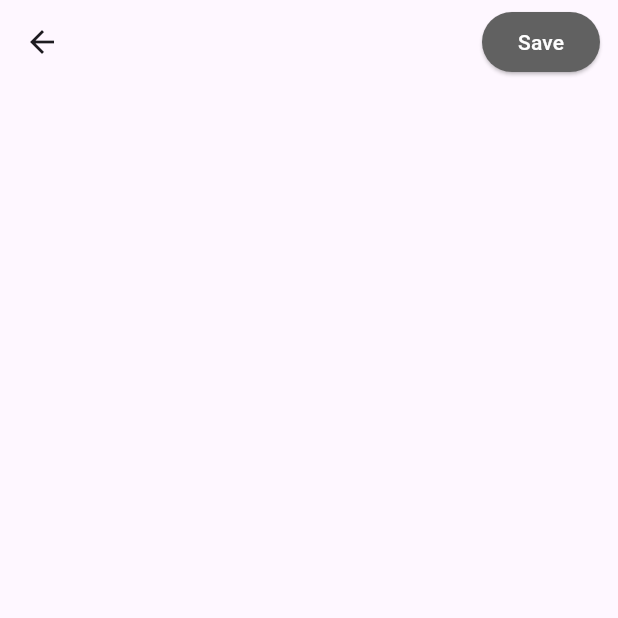
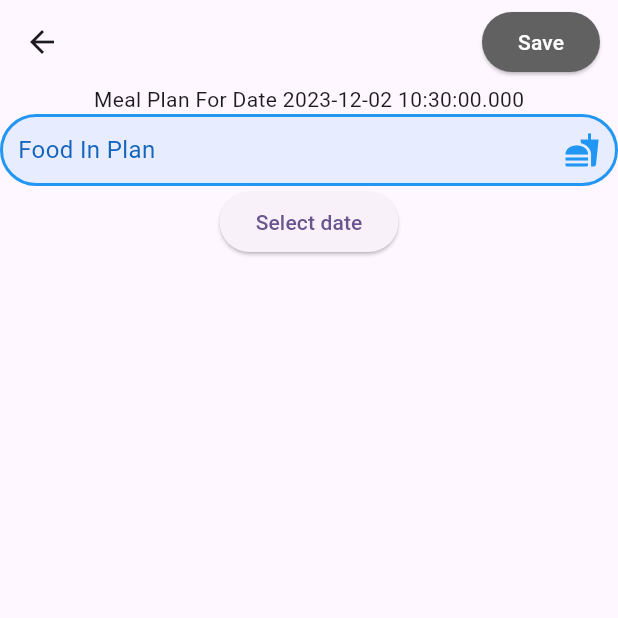
Before and after one commit to DanielKamel2001/Flutter-Calorie-Calculator, a Flutter app: the screen it shows after launch, after a tap on the "add" icon, on a phone screen of 412 x 824 dp, the top half of it. Run offline on Flutter 3.47's test engine with Material 3 defaults, Android fonts, the phone set to English and light mode, and no system bars; drawn by our look-alikes of multi_select_flutter; our stand-ins replace sqflite; accounts and stored records are empty.

Commit message:
Correctly add meal plans and display them on the home screen

```diff
--- a/lib/AddMealPlansPage.dart
+++ b/lib/AddMealPlansPage.dart
@@ -45,36 +45,36 @@ class _AddEditNotePageState extends State<AddMealPlansPage> {
 
     print("Foods refreshing");
 
-    // var apple = const Food(
-    //   id: null,
-    //   name: 'Apple',
-    //   calories: 59,
-    // );
-    // var banana = const Food(
-    //   id: null,
-    //   name: 'banana',
-    //   calories: 151,
-    // );
-    // var grapes = const Food(
-    //   id: null,
-    //   name: 'grapes',
-    //   calories: 100,
-    // );
-    // var Cheeseburger = const Food(
-    //   id: null,
-    //   name: 'cheeseburger',
-    //   calories: 285,
-    // );
-    // var Pizza = const Food(
-    //   name: 'pizza',
-    //   calories: 285, id: null,
-    // );
+    var apple = const Food(
+      id: null,
+      name: 'Apple',
+      calories: 59,
+    );
+    var banana = const Food(
+      id: null,
+      name: 'banana',
+      calories: 151,
+    );
+    var grapes = const Food(
+      id: null,
+      name: 'grapes',
+      calories: 100,
+    );
+    var Cheeseburger = const Food(
+      id: null,
+      name: 'cheeseburger',
+      calories: 285,
+    );
+    var Pizza = const Food(
+      name: 'pizza',
+      calories: 285, id: null,
+    );
 
-    // await DatabaseHelper.instance.insertFood(apple);
-    // await DatabaseHelper.instance.insertFood(banana);
-    // await DatabaseHelper.instance.insertFood(Cheeseburger);
-    // await DatabaseHelper.instance.insertFood(Pizza);
-    // await DatabaseHelper.instance.insertFood(grapes);
+    await DatabaseHelper.instance.insertFood(apple);
+    await DatabaseHelper.instance.insertFood(banana);
+    await DatabaseHelper.instance.insertFood(Cheeseburger);
+    await DatabaseHelper.instance.insertFood(Pizza);
+    await DatabaseHelper.instance.insertFood(grapes);
     foods = await DatabaseHelper.instance.readAllFoods();
     // DateTime temp = DateTime.timestamp();
     // foods = [
@@ -117,7 +117,7 @@ class _AddEditNotePageState extends State<AddMealPlansPage> {
                         style: TextStyle(color: Colors.white, fontSize: 24),
                       )
                     : Column(
-                        children: [Text("Meal Plan For Date ${selectedDate.toLocal()}".split(' ')[0]),
+                        children: [const SizedBox(),Text("Meal Plan For Date ${selectedDate.toLocal()}"),
                           MultiSelectDialogField(
                             items: buildFoodSelectors(foods),
                             title: const Text("Foods"),
@@ -160,7 +160,7 @@ class _AddEditNotePageState extends State<AddMealPlansPage> {
                             //   _multiSelectKey.currentState.validate();
                             // },
                             onConfirm: (results) {
-                              //_selectedAnimals = results;
+                              selectedItems = results;
                             },
                           ),
                           Container(
@@ -175,7 +175,7 @@ class _AddEditNotePageState extends State<AddMealPlansPage> {
 
   void addOrUpdateMealPlan() async {
     final isValid = _formKey.currentState!.validate();
-
+print("checking validity: $isValid");
     if (isValid) {
       // final isUpdating = widget.note != null;
 
@@ -233,9 +233,20 @@ class _AddEditNotePageState extends State<AddMealPlansPage> {
   }
 
   addMealPlan() async {
-
+    print("num of selected Items" + selectedItems.length.toString());
+    print("num of selected date" + selectedDate.toString());
+    print("num of selected date " + "${selectedDate
+        .toLocal()
+        .day}-${selectedDate
+        .toLocal()
+        .month}-${selectedDate
+        .toLocal()
+        .year}");
     var mealPlans= [];
     for(var food in selectedItems) {
+      if (food.id != null) {
+
+
       mealPlans.add(MealPlan(
 
           date: "${selectedDate
@@ -247,7 +258,7 @@ class _AddEditNotePageState extends State<AddMealPlansPage> {
               .year}",
           food: food.id
 
-      ));
+      ));}
     }
     for (var meal in mealPlans){
     await DatabaseHelper.instance.insertMealPlan(meal);
--- a/lib/database.dart
+++ b/lib/database.dart
@@ -112,8 +112,9 @@ class DatabaseHelper {
 
   Future<List<String>> readDatesOfMealPlans() async {
     final db = await instance.database;
+    print("Getting Dates");
     final maps = await db.query(tableMealPlans,columns: [MealPlanFields.date],distinct: true );
-
+    print("got unique dates ${maps.length}");
     return maps.map((json)=> MealPlan.fromMap(json).date as String).toList();
 
 
--- a/lib/mealPlan.dart
+++ b/lib/mealPlan.dart
@@ -24,9 +24,9 @@ class MealPlan {
   }
 
   static MealPlan fromMap(Map<String, Object?> json) => MealPlan (
-    id: json[MealPlanFields.id] as int,
+    id: json[MealPlanFields.id] as int?,
     date: (json[MealPlanFields.date] as String),
-    food: json[MealPlanFields.food] as int,
+    food: json[MealPlanFields.food] as int?,
   );
 
   MealPlan copy({ int? id, String? date, int? food}) =>
--- a/lib/mealplans_page.dart
+++ b/lib/mealplans_page.dart
@@ -12,6 +12,7 @@ class MealPlansPage extends StatefulWidget {
 
 class _MealPlanPageState extends State<MealPlansPage> {
   late List<MealPlan> mealPlans;
+  List<Widget> mealPlanCards = [];
   bool isLoading = false;
 
   @override
@@ -30,23 +31,34 @@ class _MealPlanPageState extends State<MealPlansPage> {
   Future refreshMealPlans() async {
     setState(() => isLoading = true);
 
-    print("adding plan");
-    // mealPlans = await DatabaseHelper.instance.readAllMealPlans();
-    DateTime temp = DateTime.timestamp();
-    mealPlans = [
-      MealPlan(
-          id: 1,
-          date:
-              "${temp.toLocal().day}-${temp.toLocal().month}-${temp.toLocal().year}",
-          food: 1)
-    ];
+    print("refreshing plan");
+    mealPlans = await DatabaseHelper.instance.readAllMealPlans();
+    print("refreshing dates");
+    var dates = await DatabaseHelper.instance.readDatesOfMealPlans();
+
+    mealPlanCards = []; // reset cards to display
+    for (var date in dates) {
+      print("for each date: ${date}");
+      mealPlanCards.add(await mealPlanCard(date));
+    }
+
+    print(mealPlans.length);
+    // DateTime temp = DateTime.timestamp();
+    // mealPlans = [
+    //   MealPlan(
+    //       id: 1,
+    //       date:
+    //           "${temp.toLocal().day}-${temp.toLocal().month}-${temp.toLocal().year}",
+    //       food: 1)
+    // ];
 
     setState(() => isLoading = false);
   }
 
-
   @override
-  Widget build(BuildContext context) => Scaffold(
+  Widget build(BuildContext context) {
+    print("buiding meals page");
+    return Scaffold(
       appBar: AppBar(
         title: const Text("flutter calories calculator"),
       ),
@@ -58,7 +70,9 @@ class _MealPlanPageState extends State<MealPlansPage> {
                       'No MealPlans',
                       style: TextStyle(color: Colors.white, fontSize: 24),
                     )
-                  : buildMealPlans(this.mealPlans),
+                  : Column(
+                      children: mealPlanCards,
+                    ) //buildMealPlans(mealPlans),
           ),
       floatingActionButton: FloatingActionButton(
         onPressed: () async {
@@ -72,14 +86,47 @@ class _MealPlanPageState extends State<MealPlansPage> {
         child: const Icon(Icons.add),
       ),
     );
+  }
 
-  Widget buildMealPlans(List<MealPlan> mealPlans) => Column(
-      children: mealPlans
-          .map((mealPlan) => buildMealPlanCard(mealPlan))
-          .toList() //<Widget> [ for(var mealplan in mealPlans)buildMealPlanCard(mealPlan) ],
-      );
+  // Widget buildMealPlans(/*List<MealPlan> mealPlans*/) {
+  //   print(mealPlans.length);
+  //
+  //   return Column(
+  //       children: mealPlans
+  //           .map((mealPlan) => buildMealPlanCard(mealPlan))
+  //           .toList() //<Widget> [ for(var mealplan in mealPlans)buildMealPlanCard(mealPlan) ],
+  //   );
+  // }
+  // Widget buildMealPlanCard(MealPlan mealPlan) {
+  //   print("Meal PLan To String: " + mealPlan.toString());
+  //
+  //   return Column(
+  //     children: [Text(mealPlan.food.toString())],
+  //   );
+  // }
 
-  Widget buildMealPlanCard(MealPlan mealPlan) => Column(
-        children: [Text(mealPlan.food.toString())],
-      );
+  Future<Widget> mealPlanCard(String date) async {
+    var meals = await DatabaseHelper.instance.readMealPlanFromDate(date);
+    var foods = [];
+    var calTotal = 0;
+
+    for (var meal in meals) {
+      var food = await DatabaseHelper.instance.readFood(meal.food!);
+      foods.add(food);
+      calTotal = calTotal + food.calories;
     }
+
+    return Container(
+        margin: const EdgeInsets.all(15.0),
+        padding: const EdgeInsets.all(3.0),
+        decoration: BoxDecoration(border: Border.all(color: Colors.blueAccent)),
+        child: Column(children: [
+          Text(date),
+          Row(
+            mainAxisAlignment: MainAxisAlignment.spaceEvenly,
+            children: foods.map((food) => Text(food.name)).toList(),
+          ),
+          Text("Total Calories: $calTotal")
+        ]));
+  }
+}
```
Lines whose indentation alone changed are shown as unchanged.
